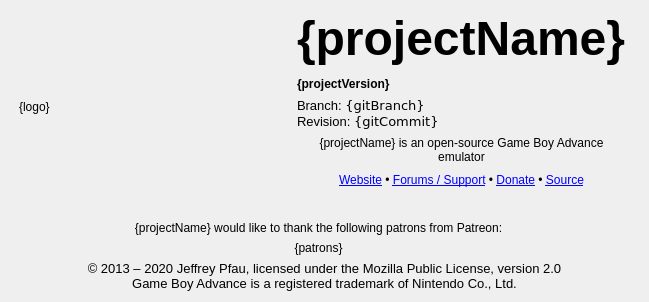
First picture: the form in Libretro/mgba/src/platform/qt/AboutScreen.ui, repository kiddreads/Avalon-copy2, before the edit.
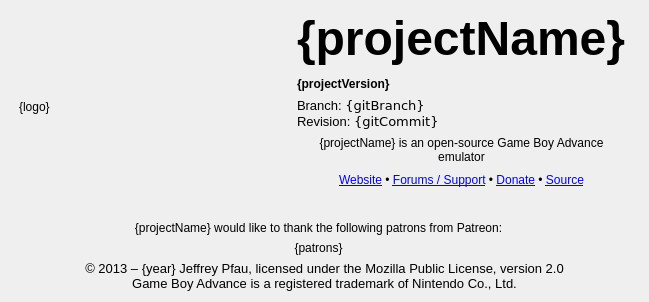
Second picture: the form after the edit.

What changed in the file:
```diff
--- a/Libretro/mgba/src/platform/qt/AboutScreen.ui
+++ b/Libretro/mgba/src/platform/qt/AboutScreen.ui
@@ -83,7 +83,7 @@
       </font>
      </property>
      <property name="text">
-      <string>© 2013 – 2020 Jeffrey Pfau, licensed under the Mozilla Public License, version 2.0
+      <string>© 2013 – {year} Jeffrey Pfau, licensed under the Mozilla Public License, version 2.0
 Game Boy Advance is a registered trademark of Nintendo Co., Ltd.</string>
      </property>
      <property name="alignment">
```
